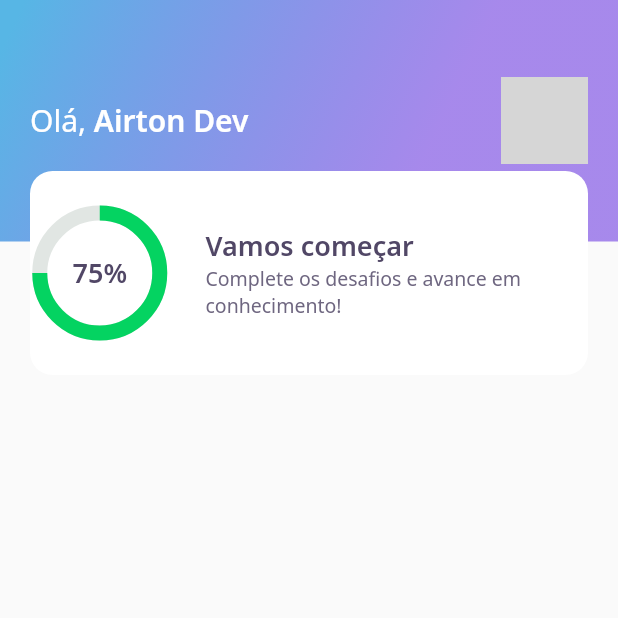
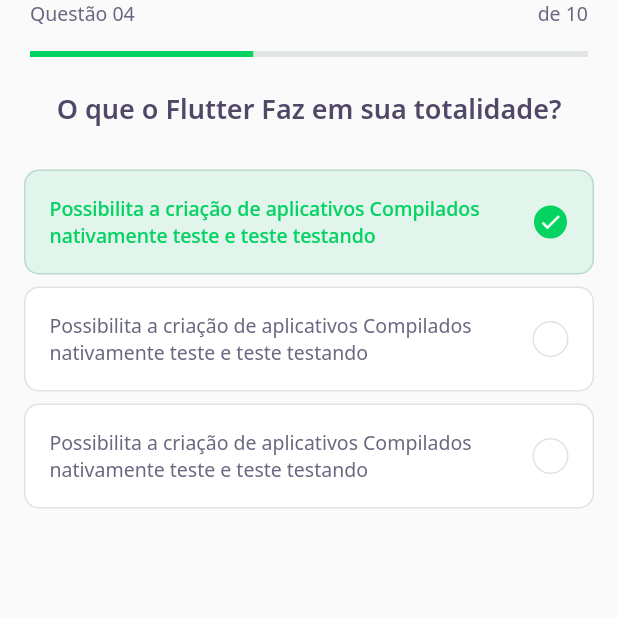
Before and after one commit to notria-12/Dev_Quiz, a Flutter app: the screen it shows after launch, on a phone screen of 412 x 824 dp, the top half of it. Run offline on Flutter 3.47's test engine with Material 2 defaults, Android fonts, the phone set to English and light mode, and no system bars; our stand-ins replace google_fonts; grey boxes are pictures that could not be loaded.

Commit message:
finalized home page and partially finalized question page

```diff
--- /dev/null
+++ b/lib/challenge/challenge_page.dart
@@ -0,0 +1,23 @@
+import 'package:dev_quiz/challenge/widgets/question_indicator/question_indicator_widget.dart';
+import 'package:dev_quiz/challenge/widgets/quiz/quiz_widget.dart';
+import 'package:flutter/material.dart';
+
+class ChallengePage extends StatefulWidget {
+  @override
+  _ChallengePageState createState() => _ChallengePageState();
+}
+
+class _ChallengePageState extends State<ChallengePage> {
+  @override
+  Widget build(BuildContext context) {
+    return Scaffold(
+      appBar: PreferredSize(
+        child: QuestionIndicatorWidget(),
+        preferredSize: Size.fromHeight(60),
+      ),
+      body: QuizWidget(
+        title: 'O que o Flutter Faz em sua totalidade?',
+      ),
+    );
+  }
+}
--- /dev/null
+++ b/lib/challenge/widgets/answer/answer_widget.dart
@@ -0,0 +1,80 @@
+import 'package:dev_quiz/core/app_colors.dart';
+import 'package:dev_quiz/core/app_text_styles.dart';
+import 'package:flutter/material.dart';
+
+class AnswerWidget extends StatelessWidget {
+  final String title;
+  final bool isRight;
+  final bool isSelected;
+
+  const AnswerWidget(
+      {Key? key,
+      required this.title,
+      this.isRight = false,
+      this.isSelected = false})
+      : super(key: key);
+
+  Color get _selectedColorRight =>
+      isRight ? AppColors.darkGreen : AppColors.darkRed;
+
+  Color get _selectedBorderRight =>
+      isRight ? AppColors.lightGreen : AppColors.lightRed;
+
+  Color get _selectedColorCardRight =>
+      isRight ? AppColors.lightGreen : AppColors.lightRed;
+
+  Color get _selectedBorderCardRight =>
+      isRight ? AppColors.green : AppColors.red;
+
+  TextStyle get _selectedTextStyleRight =>
+      isRight ? AppTextStyles.bodyDarkGreen : AppTextStyles.bodyDarkRed;
+
+  IconData get _selectedIconRight => isRight ? Icons.check : Icons.close;
+
+  @override
+  Widget build(BuildContext context) {
+    return Padding(
+      padding: const EdgeInsets.symmetric(horizontal: 16, vertical: 4),
+      child: Container(
+        padding: EdgeInsets.all(16),
+        decoration: BoxDecoration(
+            color: isSelected ? _selectedColorCardRight : AppColors.white,
+            borderRadius: BorderRadius.circular(10),
+            border: Border.fromBorderSide((BorderSide(
+                color: isSelected
+                    ? _selectedBorderCardRight
+                    : AppColors.border)))),
+        child: Row(
+          mainAxisAlignment: MainAxisAlignment.spaceBetween,
+          children: [
+            Expanded(
+              child: Text(
+                title,
+                style:
+                    isSelected ? _selectedTextStyleRight : AppTextStyles.body,
+              ),
+            ),
+            Container(
+              height: 24,
+              width: 24,
+              decoration: BoxDecoration(
+                  color: isSelected ? _selectedColorRight : AppColors.white,
+                  border: Border.fromBorderSide(BorderSide(
+                      color: isSelected
+                          ? _selectedBorderRight
+                          : AppColors.border)),
+                  borderRadius: BorderRadius.circular(500)),
+              child: isSelected
+                  ? Icon(
+                      _selectedIconRight,
+                      size: 16,
+                      color: Colors.white,
+                    )
+                  : null,
+            )
+          ],
+        ),
+      ),
+    );
+  }
+}
--- /dev/null
+++ b/lib/challenge/widgets/question_indicator/question_indicator_widget.dart
@@ -0,0 +1,33 @@
+import 'package:dev_quiz/core/app_text_styles.dart';
+import 'package:dev_quiz/shared/widget/progress_indicator/progress_indicator_widget.dart';
+import 'package:flutter/material.dart';
+
+class QuestionIndicatorWidget extends StatelessWidget {
+  @override
+  Widget build(BuildContext context) {
+    return Container(
+      padding: EdgeInsets.symmetric(horizontal: 20),
+      child: Column(
+        children: [
+          Row(
+            mainAxisAlignment: MainAxisAlignment.spaceBetween,
+            children: [
+              Text(
+                'Questão 04',
+                style: AppTextStyles.body,
+              ),
+              Text(
+                'de 10',
+                style: AppTextStyles.body,
+              )
+            ],
+          ),
+          SizedBox(
+            height: 16,
+          ),
+          ProgressIndicatorWidget(value: 0.4)
+        ],
+      ),
+    );
+  }
+}
--- /dev/null
+++ b/lib/challenge/widgets/quiz/quiz_widget.dart
@@ -0,0 +1,37 @@
+import 'package:dev_quiz/challenge/widgets/answer/answer_widget.dart';
+import 'package:dev_quiz/core/app_text_styles.dart';
+import 'package:flutter/material.dart';
+
+class QuizWidget extends StatelessWidget {
+  final String title;
+
+  const QuizWidget({Key? key, required this.title}) : super(key: key);
+
+  @override
+  Widget build(BuildContext context) {
+    return Container(
+      child: Column(
+        children: [
+          Text(
+            title,
+            style: AppTextStyles.heading,
+          ),
+          SizedBox(
+            height: 24,
+          ),
+          AnswerWidget(
+              isRight: true,
+              isSelected: true,
+              title:
+                  'Possibilita a criação de aplicativos Compilados nativamente teste e teste testando'),
+          AnswerWidget(
+              title:
+                  'Possibilita a criação de aplicativos Compilados nativamente teste e teste testando'),
+          AnswerWidget(
+              title:
+                  'Possibilita a criação de aplicativos Compilados nativamente teste e teste testando')
+        ],
+      ),
+    );
+  }
+}
--- a/lib/core/app_widget.dart
+++ b/lib/core/app_widget.dart
@@ -1,6 +1,7 @@
 // import 'package:dev_quiz/home/home_page.dart';
 // import 'package:dev_quiz/splash/splash_page.dart';
 
+import 'package:dev_quiz/challenge/challenge_page.dart';
 import 'package:dev_quiz/splash/splash_page.dart';
 import 'package:flutter/material.dart';
 
@@ -12,7 +13,7 @@ class AppWidget extends StatelessWidget {
     return MaterialApp(
       debugShowCheckedModeBanner: false,
       title: "DevQuiz",
-      home: HomePage(),
+      home: ChallengePage(),
     );
   }
 }
--- a/lib/home/widgets/score_card/score_card_widget.dart
+++ b/lib/home/widgets/score_card/score_card_widget.dart
@@ -2,7 +2,6 @@ import 'package:dev_quiz/home/widgets/chart/chart_widget.dart';
 import 'package:flutter/material.dart';
 
 import '../../../core/app_colors.dart';
-import '../../../core/app_text_styles.dart';
 import '../../../core/app_text_styles.dart';
 
 class ScoreCardWidget extends StatelessWidget {
--- /dev/null
+++ b/lib/shared/widget/progress_indicator/progress_indicator_widget.dart
@@ -0,0 +1,18 @@
+import 'package:dev_quiz/core/app_colors.dart';
+import 'package:flutter/material.dart';
+
+class ProgressIndicatorWidget extends StatelessWidget {
+  final double value;
+
+  const ProgressIndicatorWidget({Key? key, required this.value})
+      : super(key: key);
+
+  @override
+  Widget build(BuildContext context) {
+    return LinearProgressIndicator(
+      value: value,
+      valueColor: AlwaysStoppedAnimation<Color>(AppColors.chartPrimary),
+      backgroundColor: AppColors.chartSecondary,
+    );
+  }
+}
```
Also changed, not shown: lib/home/home_page.dart (+41 -2 lines), lib/home/widgets/level_button/level_button_widget.dart (added, +53 -0 lines), lib/home/widgets/quiz_card/quiz_card_widget.dart (added, +54 -0 lines).
